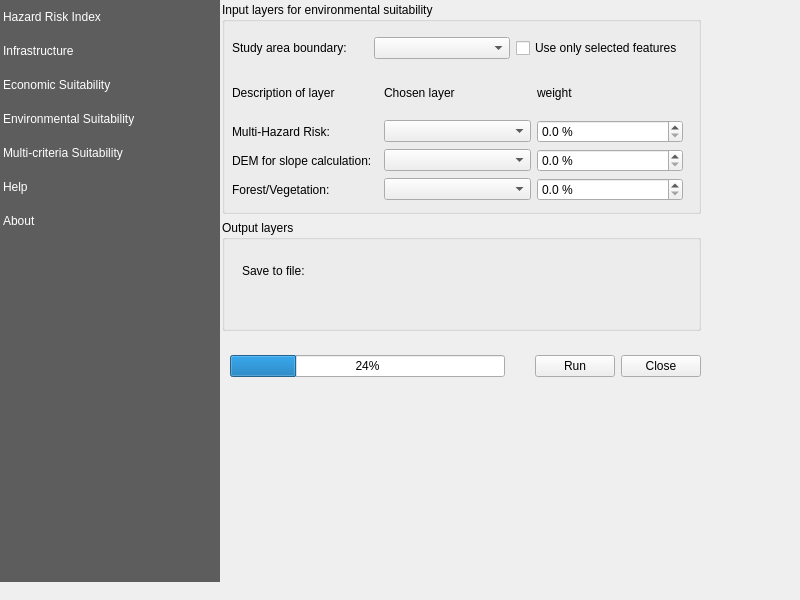
The window that rasterriskassessmentplugin/resources/ui/main_dialog.ui (iiepdev/mcda-plugin) describes before a commit, drawn with Qt 5.
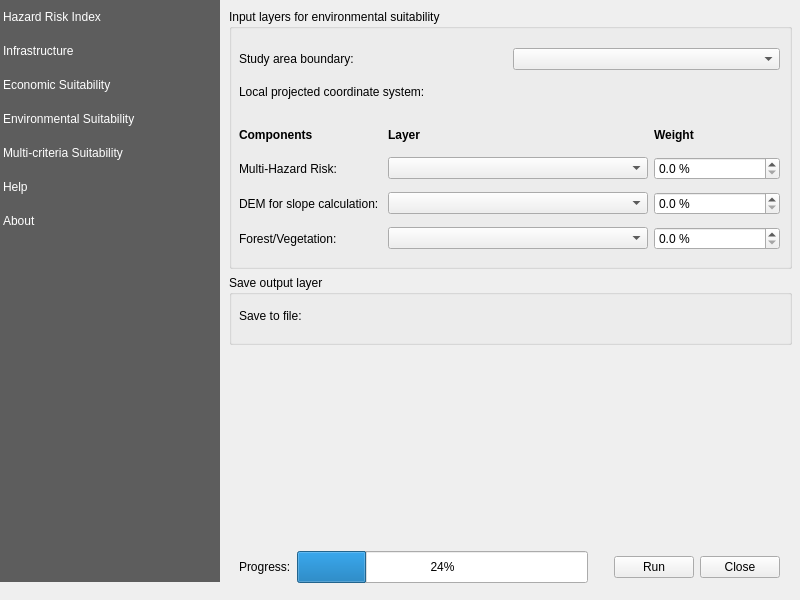
The same window after the commit. The open tabs and pages were chosen to show the change. Custom widgets are drawn as their Qt base class.

Commit message: Lay out env panel

```diff
--- a/rasterriskassessmentplugin/resources/ui/main_dialog.ui
+++ b/rasterriskassessmentplugin/resources/ui/main_dialog.ui
@@ -1868,14 +1868,14 @@
     </layout>
    </widget>
    <widget class="QWidget" name="environmental_suitability">
-    <widget class="QgsCollapsibleGroupBox" name="groupbox_rasters_2">
-     <property name="geometry">
-      <rect>
-       <x>2</x>
-       <y>2</y>
-       <width>479</width>
-       <height>212</height>
-      </rect>
+    <layout class="QVBoxLayout" name="environment_vlayout">
+     <item>
+      <widget class="QGroupBox" name="groupbox_rasters_2">
+       <property name="minimumSize">
+        <size>
+         <width>0</width>
+         <height>260</height>
+        </size>
      </property>
      <property name="title">
       <string>Input layers for environmental suitability</string>
@@ -1885,18 +1885,11 @@
        <rect>
         <x>10</x>
         <y>30</y>
-        <width>451</width>
-        <height>33</height>
+          <width>541</width>
+          <height>71</height>
        </rect>
       </property>
       <layout class="QGridLayout" name="gridLayout_13">
-       <item row="0" column="2">
-        <widget class="QCheckBox" name="checkBox_7">
-         <property name="text">
-          <string>Use only selected features</string>
-         </property>
-        </widget>
-       </item>
        <item row="0" column="0">
         <widget class="QLabel" name="label_30">
          <property name="text">
@@ -1914,28 +1907,57 @@
          </property>
         </widget>
        </item>
+         <item row="1" column="0">
+          <widget class="QLabel" name="label_infra_crs">
+           <property name="text">
+            <string>Local projected coordinate system:</string>
+           </property>
+          </widget>
+         </item>
+         <item row="1" column="1">
+          <widget class="QgsProjectionSelectionWidget" name="infra_crs_widget" native="true">
+           <property name="sizePolicy">
+            <sizepolicy hsizetype="Preferred" vsizetype="Fixed">
+             <horstretch>0</horstretch>
+             <verstretch>0</verstretch>
+            </sizepolicy>
+           </property>
+          </widget>
+         </item>
       </layout>
      </widget>
      <widget class="QWidget" name="gridLayoutWidget_3">
       <property name="geometry">
        <rect>
         <x>10</x>
-        <y>70</y>
-        <width>451</width>
-        <height>129</height>
+          <y>110</y>
+          <width>541</width>
+          <height>141</height>
        </rect>
       </property>
       <layout class="QGridLayout" name="gridLayout_2">
        <item row="0" column="2">
         <widget class="QLabel" name="label_32">
-         <property name="maximumSize">
+           <property name="sizePolicy">
+            <sizepolicy hsizetype="Preferred" vsizetype="Fixed">
+             <horstretch>0</horstretch>
+             <verstretch>0</verstretch>
+            </sizepolicy>
+           </property>
+           <property name="minimumSize">
           <size>
-           <width>1000</width>
-           <height>160</height>
-          </size>
-         </property>
+             <width>0</width>
+             <height>20</height>
+            </size>
+           </property>
+           <property name="font">
+            <font>
+             <weight>75</weight>
+             <bold>true</bold>
+            </font>
+           </property>
          <property name="text">
-          <string>Chosen layer</string>
+            <string>Layer</string>
          </property>
         </widget>
        </item>
@@ -1948,8 +1970,26 @@
        </item>
        <item row="0" column="0">
         <widget class="QLabel" name="label_31">
+           <property name="sizePolicy">
+            <sizepolicy hsizetype="Preferred" vsizetype="Fixed">
+             <horstretch>0</horstretch>
+             <verstretch>0</verstretch>
+            </sizepolicy>
+           </property>
+           <property name="minimumSize">
+            <size>
+             <width>0</width>
+             <height>20</height>
+            </size>
+           </property>
+           <property name="font">
+            <font>
+             <weight>75</weight>
+             <bold>true</bold>
+            </font>
+           </property>
          <property name="text">
-          <string>Description of layer</string>
+            <string>Components</string>
          </property>
         </widget>
        </item>
@@ -1962,8 +2002,26 @@
        </item>
        <item row="0" column="3">
         <widget class="QLabel" name="label_29">
+           <property name="sizePolicy">
+            <sizepolicy hsizetype="Preferred" vsizetype="Fixed">
+             <horstretch>0</horstretch>
+             <verstretch>0</verstretch>
+            </sizepolicy>
+           </property>
+           <property name="minimumSize">
+            <size>
+             <width>0</width>
+             <height>20</height>
+            </size>
+           </property>
+           <property name="font">
+            <font>
+             <weight>75</weight>
+             <bold>true</bold>
+            </font>
+           </property>
          <property name="text">
-          <string>weight</string>
+            <string>Weight</string>
          </property>
          <property name="alignment">
           <set>Qt::AlignLeading|Qt::AlignLeft|Qt::AlignVCenter</set>
@@ -2009,6 +2067,12 @@
        </item>
        <item row="1" column="2">
         <widget class="QgsMapLayerComboBox" name="env_map_layer_cmb_bx_hri">
+           <property name="minimumSize">
+            <size>
+             <width>260</width>
+             <height>0</height>
+            </size>
+           </property>
          <property name="iconSize">
           <size>
            <width>16</width>
@@ -2019,6 +2083,12 @@
        </item>
        <item row="2" column="2">
         <widget class="QgsMapLayerComboBox" name="env_map_layer_cmb_bx_dem">
+           <property name="minimumSize">
+            <size>
+             <width>260</width>
+             <height>0</height>
+            </size>
+           </property>
          <property name="iconSize">
           <size>
            <width>16</width>
@@ -2029,6 +2099,12 @@
        </item>
        <item row="3" column="2">
         <widget class="QgsMapLayerComboBox" name="env_map_layer_cmb_bx_forest">
+           <property name="minimumSize">
+            <size>
+             <width>260</width>
+             <height>0</height>
+            </size>
+           </property>
          <property name="iconSize">
           <size>
            <width>16</width>
@@ -2040,25 +2116,25 @@
       </layout>
      </widget>
     </widget>
-    <widget class="QgsCollapsibleGroupBox" name="mGroupBox_5">
-     <property name="geometry">
-      <rect>
-       <x>2</x>
-       <y>220</y>
-       <width>479</width>
-       <height>111</height>
-      </rect>
+     </item>
+     <item>
+      <widget class="QGroupBox" name="mGroupBox_5">
+       <property name="minimumSize">
+        <size>
+         <width>0</width>
+         <height>70</height>
+        </size>
      </property>
      <property name="title">
-      <string>Output layers</string>
+        <string>Save output layer</string>
      </property>
      <widget class="QWidget" name="layoutWidget">
       <property name="geometry">
        <rect>
-        <x>20</x>
-        <y>30</y>
-        <width>391</width>
-        <height>42</height>
+          <x>10</x>
+          <y>20</y>
+          <width>541</width>
+          <height>41</height>
        </rect>
       </property>
       <layout class="QHBoxLayout" name="horizontalLayout_6">
@@ -2082,18 +2158,53 @@
       </layout>
      </widget>
     </widget>
-    <widget class="QWidget" name="horizontalLayoutWidget_2">
+     </item>
+     <item>
+      <spacer name="verticalSpacer_4">
+       <property name="orientation">
+        <enum>Qt::Vertical</enum>
+       </property>
+       <property name="sizeHint" stdset="0">
+        <size>
+         <width>20</width>
+         <height>0</height>
+        </size>
+       </property>
+      </spacer>
+     </item>
+     <item>
+      <widget class="QFrame" name="mFrame_4">
+       <property name="minimumSize">
+        <size>
+         <width>0</width>
+         <height>60</height>
+        </size>
+       </property>
+       <widget class="QWidget" name="horizontalLayoutWidget_3">
      <property name="geometry">
       <rect>
        <x>10</x>
-       <y>350</y>
-       <width>471</width>
+          <y>20</y>
+          <width>541</width>
        <height>32</height>
       </rect>
      </property>
      <layout class="QHBoxLayout" name="horizontalLayout_7">
+         <item>
+          <widget class="QLabel" name="label_98">
+           <property name="text">
+            <string>Progress:</string>
+           </property>
+          </widget>
+         </item>
       <item>
        <widget class="QProgressBar" name="env_progress_bar">
+           <property name="maximumSize">
+            <size>
+             <width>16777215</width>
+             <height>120</height>
+            </size>
+           </property>
         <property name="value">
          <number>24</number>
         </property>
@@ -2109,7 +2220,7 @@
         </property>
         <property name="sizeHint" stdset="0">
          <size>
-          <width>24</width>
+             <width>20</width>
           <height>20</height>
          </size>
         </property>
@@ -2132,6 +2243,9 @@
      </layout>
     </widget>
    </widget>
+     </item>
+    </layout>
+   </widget>
    <widget class="QWidget" name="mcda">
     <layout class="QVBoxLayout" name="economic_vlayout">
      <item>
@@ -2706,12 +2820,6 @@
   </widget>
  </widget>
  <customwidgets>
-  <customwidget>
-   <class>QgsCollapsibleGroupBox</class>
-   <extends>QGroupBox</extends>
-   <header>qgscollapsiblegroupbox.h</header>
-   <container>1</container>
-  </customwidget>
   <customwidget>
    <class>QgsDoubleSpinBox</class>
    <extends>QDoubleSpinBox</extends>
```
Left out of the diff: 32 changed lines with no effect on the pictures. Lines whose indentation alone changed are shown as unchanged.
